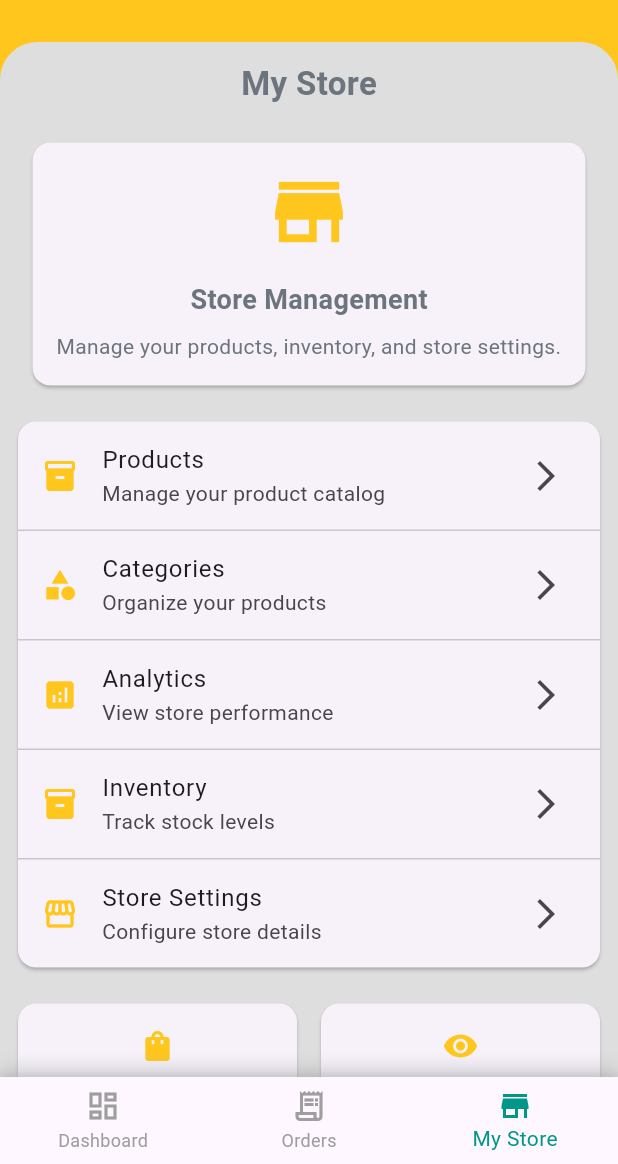
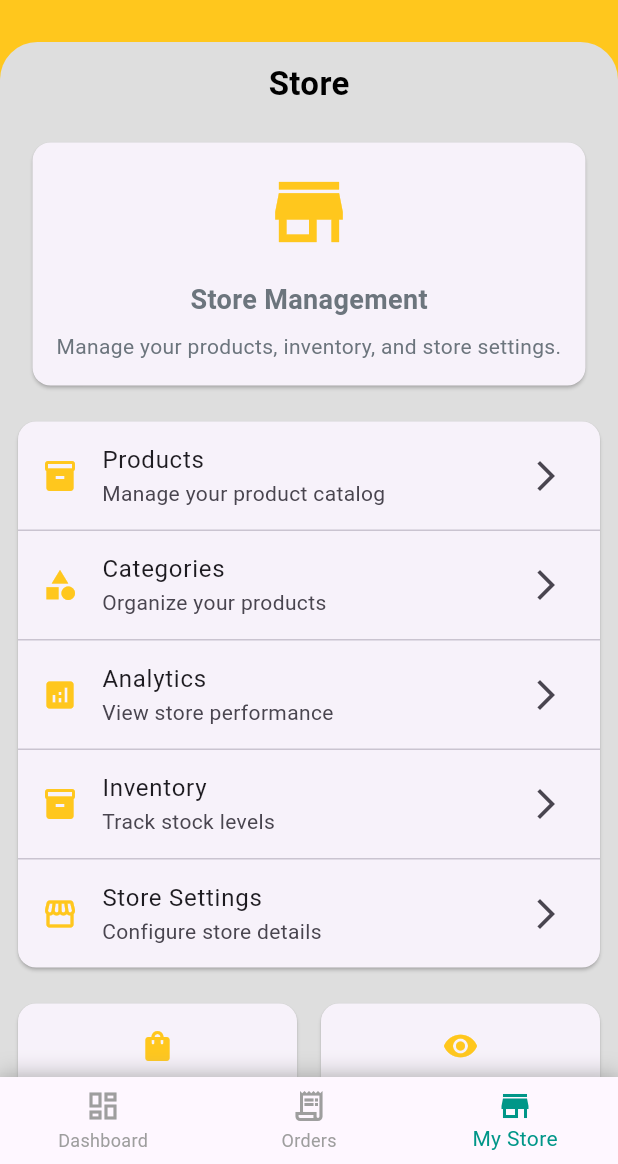
Before and after one commit to medazizarbi/tdiscount_vendor, a Flutter app: the screen it shows after launch, item 3 of the bottom bar chosen, on a phone screen of 412 x 824 dp, the part 72-1236 px from its top. Run offline on Flutter 3.47's test engine with Material 3 defaults, Android fonts, the phone set to English and light mode, and no system bars.

Commit message:
change screen title color

```diff
--- a/lib/utils/widgets/screen_container.dart
+++ b/lib/utils/widgets/screen_container.dart
@@ -43,9 +43,14 @@ class ScreenContainer extends StatelessWidget {
                       children: [
                         Text(
                           title,
-                          style: const TextStyle(
+                          style: TextStyle(
                             fontSize: 22,
                             fontWeight: FontWeight.bold,
+                            color: themedColor(
+                              context,
+                              Colors.black,
+                              Colors.white,
+                            ),
                           ),
                         ),
                       ],
--- a/lib/views/store_screen.dart
+++ b/lib/views/store_screen.dart
@@ -28,7 +28,7 @@ class StoreScreen extends StatelessWidget {
           ),
           SliverToBoxAdapter(
             child: ScreenContainer(
-              title: 'My Store',
+              title: 'Store',
               child: Column(
                 children: [
                   // Store header info
```
